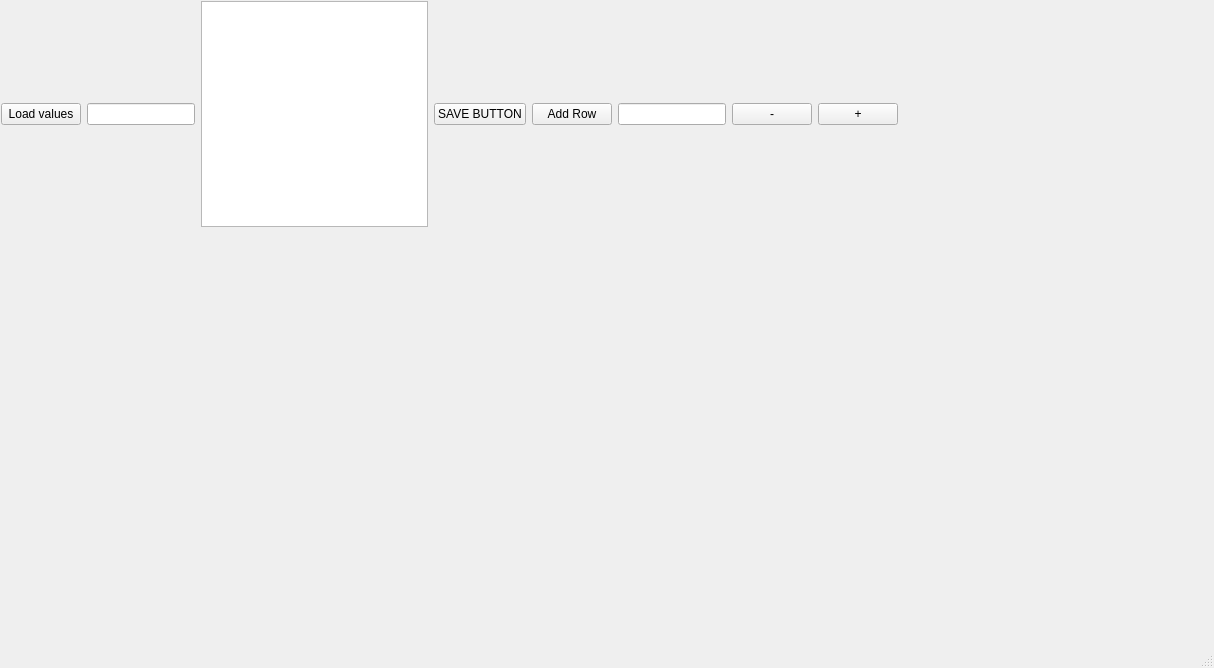
This is mainwindow.ui in Sangameeee/cmmsMini as Qt 5 draws it before an edit. The edited form follows.
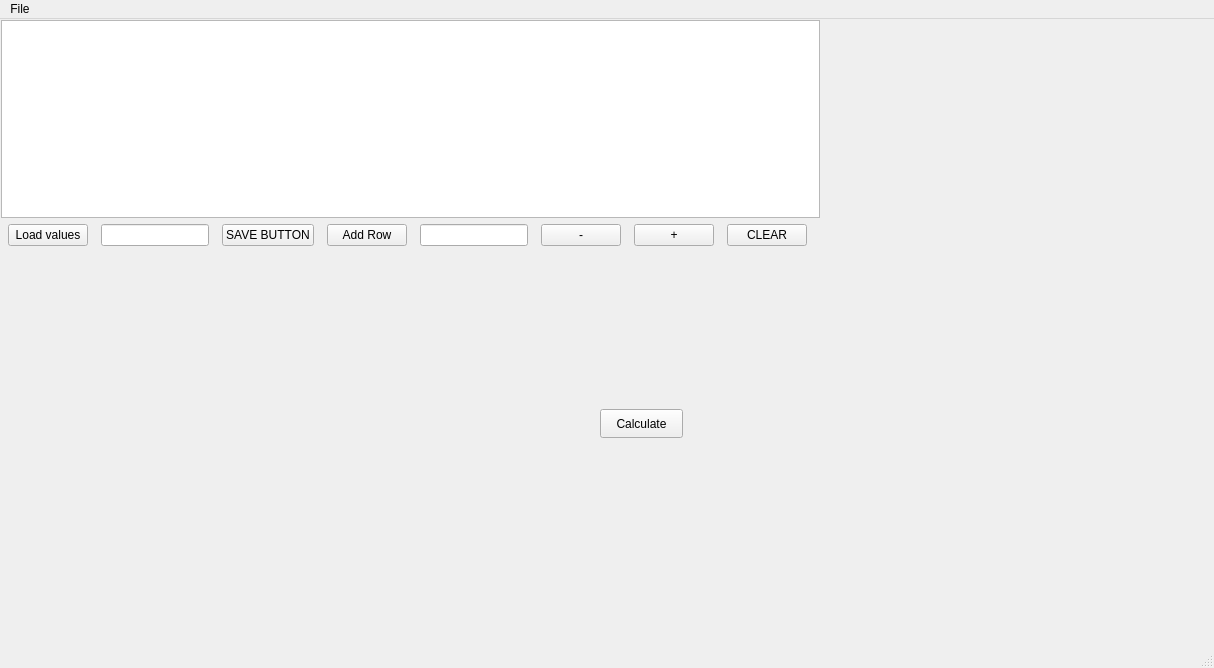
This is the edited form.

```diff
--- a/mainwindow.ui
+++ b/mainwindow.ui
@@ -25,11 +25,14 @@
      <rect>
       <x>1</x>
       <y>1</y>
-      <width>897</width>
+      <width>819</width>
       <height>226</height>
      </rect>
     </property>
     <layout class="QVBoxLayout" name="verticalLayout">
+     <item>
+      <widget class="QTableWidget" name="tableWidget"/>
+     </item>
      <item>
       <layout class="QHBoxLayout" name="horizontalLayout">
        <item>
@@ -55,9 +58,6 @@
          </property>
         </widget>
        </item>
-       <item>
-        <widget class="QTableWidget" name="tableWidget"/>
-       </item>
        <item>
         <widget class="QPushButton" name="pushButton">
          <property name="enabled">
@@ -132,10 +132,42 @@
          </property>
         </widget>
        </item>
+       <item>
+        <widget class="QPushButton" name="clearButton">
+         <property name="sizePolicy">
+          <sizepolicy hsizetype="Fixed" vsizetype="Fixed">
+           <horstretch>0</horstretch>
+           <verstretch>0</verstretch>
+          </sizepolicy>
+         </property>
+         <property name="text">
+          <string>CLEAR</string>
+         </property>
+        </widget>
+       </item>
       </layout>
      </item>
     </layout>
    </widget>
+   <widget class="QPushButton" name="calButton">
+    <property name="geometry">
+     <rect>
+      <x>600</x>
+      <y>390</y>
+      <width>83</width>
+      <height>29</height>
+     </rect>
+    </property>
+    <property name="sizePolicy">
+     <sizepolicy hsizetype="Fixed" vsizetype="Fixed">
+      <horstretch>0</horstretch>
+      <verstretch>0</verstretch>
+     </sizepolicy>
+    </property>
+    <property name="text">
+     <string>Calculate</string>
+    </property>
+   </widget>
   </widget>
   <widget class="QMenuBar" name="menubar">
    <property name="geometry">
@@ -146,6 +178,16 @@
      <height>25</height>
     </rect>
    </property>
+   <widget class="QMenu" name="menuFile">
+    <property name="title">
+     <string>File</string>
+    </property>
+    <addaction name="actionSave"/>
+    <addaction name="actionLoad"/>
+    <addaction name="actionPrint"/>
+    <addaction name="actionExit"/>
+   </widget>
+   <addaction name="menuFile"/>
   </widget>
   <widget class="QStatusBar" name="statusbar"/>
  </widget>
```
Left out of the diff: 20 changed lines with no effect on the pictures.
